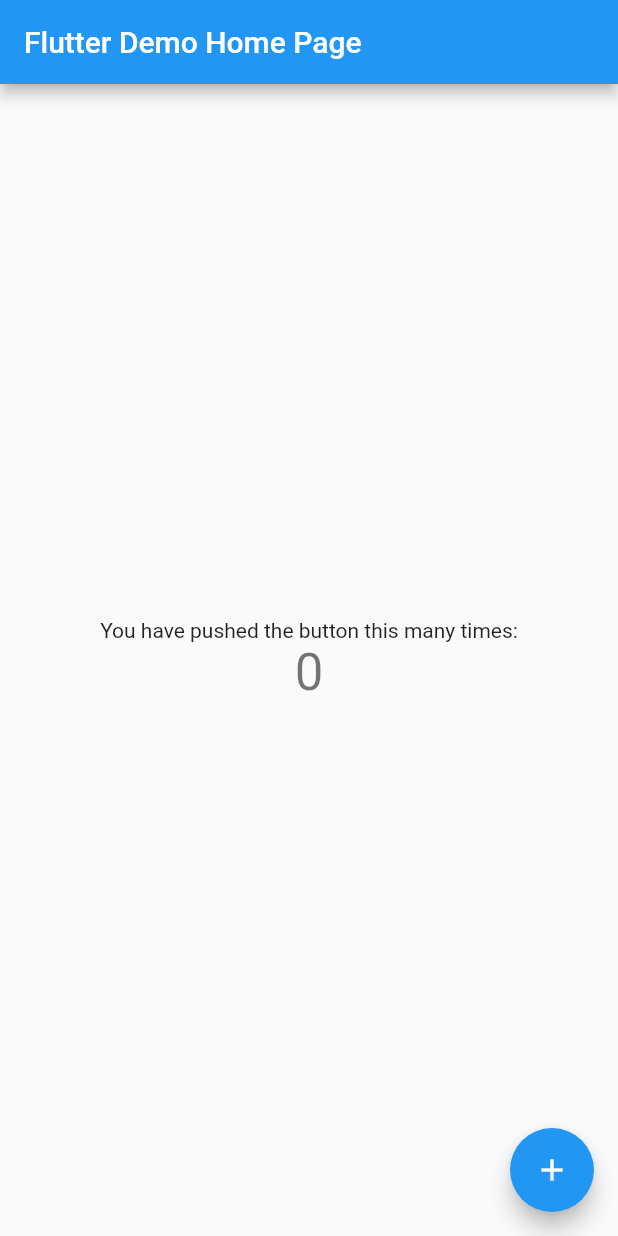
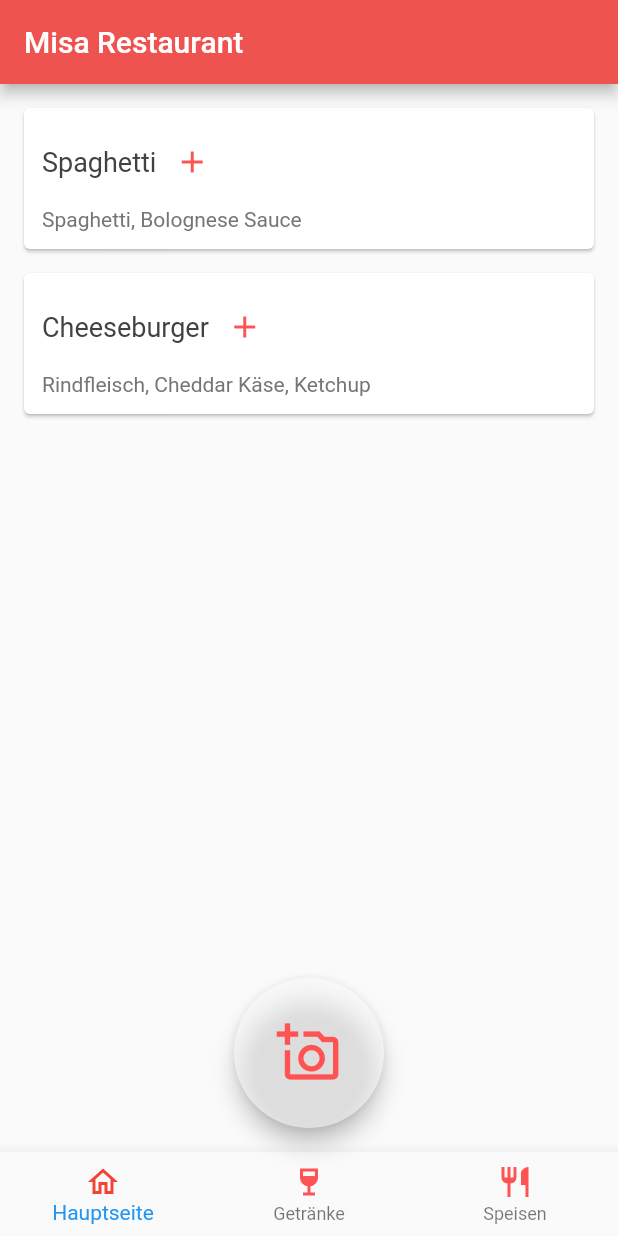
Before and after one commit to ivonnegattringer/Misa, a Flutter app: the screen it shows after launch, on a phone screen of 412 x 824 dp. Run offline on Flutter 3.47's test engine with Material 2 defaults, Android fonts, the phone set to English and light mode, and no system bars.

Commit message:
Frontend without rest/db

```diff
--- /dev/null
+++ b/clientapp/clientapp/lib/drink.dart
@@ -0,0 +1,9 @@
+class Drink{
+  String name;
+  double price;
+
+  Drink(String name, double price){
+    this.name = name;
+    this.price = price;
+  }
+}
--- /dev/null
+++ b/clientapp/clientapp/lib/food.dart
@@ -0,0 +1,11 @@
+class Food {
+  String name;
+  double price;
+  String ingredients;
+
+  Food(String name, double price, String ingredients){
+    this.name = name;
+    this.price = price;
+    this.ingredients = ingredients;
+  }
+}
--- /dev/null
+++ b/clientapp/clientapp/lib/food_card.dart
@@ -0,0 +1,47 @@
+import 'package:flutter/cupertino.dart';
+import 'package:flutter/material.dart';
+import 'food.dart';
+
+class FoodCard extends StatelessWidget {
+
+  final Food food;
+  FoodCard({this.food});
+
+  @override
+  Widget build(BuildContext context) {
+    return Card(
+        margin: EdgeInsets.fromLTRB(16.0, 16.0, 16.0, 0),
+        child: Padding(
+          padding: const EdgeInsets.all(12.0),
+          child: Column(
+            crossAxisAlignment: CrossAxisAlignment.stretch,
+            children: <Widget>[
+              Row(
+                children:[
+                  Text(food.name,
+                      style: TextStyle(
+                          fontSize: 18.0,
+                          color: Colors.grey[800]
+                      )
+                  ),
+                  IconButton(
+                    onPressed: () {},
+                    icon: Icon(Icons.add_outlined),
+                    color: Colors.redAccent,
+                  ),
+                ]
+              ),
+              SizedBox(height:6.0),
+              Text(
+                  food.ingredients,
+                  style: TextStyle(
+                      fontSize: 14.0,
+                      color: Colors.grey[600]
+                  )
+              )
+            ],
+          ),
+        )
+    );
+  }
+}
--- a/clientapp/clientapp/lib/main.dart
+++ b/clientapp/clientapp/lib/main.dart
@@ -1,117 +1,82 @@
+import 'package:flutter/cupertino.dart';
 import 'package:flutter/material.dart';
 
-void main() {
-  runApp(MyApp());
+import 'drink.dart';
+import 'food.dart';
+import 'food_card.dart';
+import 'order.dart';
+import 'table.dart';
+void main() => runApp(MaterialApp(
+    home: Home()
+));
+
+
+class Home extends StatefulWidget {
+  @override
+  _HomeState createState() => _HomeState();
 }
 
-class MyApp extends StatelessWidget {
-  // This widget is the root of your application.
+class _HomeState extends State<Home> {
+ // final databaseReference = Firestore.instance;
+
+  List<Food> foodsList = [
+    Food("Spaghetti", 7.50, "Spaghetti, Bolognese Sauce"),
+    Food("Cheeseburger", 3.00, "Rindfleisch, Cheddar Käse, Ketchup")
+  ];
+
   @override
   Widget build(BuildContext context) {
-    return MaterialApp(
-      title: 'Flutter Demo',
-      theme: ThemeData(
-        // This is the theme of your application.
-        //
-        // Try running your application with "flutter run". You'll see the
-        // application has a blue toolbar. Then, without quitting the app, try
-        // changing the primarySwatch below to Colors.green and then invoke
-        // "hot reload" (press "r" in the console where you ran "flutter run",
-        // or simply save your changes to "hot reload" in a Flutter IDE).
-        // Notice that the counter didn't reset back to zero; the application
-        // is not restarted.
-        primarySwatch: Colors.blue,
-        // This makes the visual density adapt to the platform that you run
-        // the app on. For desktop platforms, the controls will be smaller and
-        // closer together (more dense) than on mobile platforms.
-        visualDensity: VisualDensity.adaptivePlatformDensity,
-      ),
-      home: MyHomePage(title: 'Flutter Demo Home Page'),
+    return Scaffold(
+        appBar: AppBar(
+          title: Text('Misa Restaurant'),
+          backgroundColor: Colors.red[400],
+        ),
+        body: Column(
+            children:
+          /*  [Text('Registrieren Sie Ihren Tisch, indem sie ein Foto vom Objekt vor Ihnen machen!',
+                style: TextStyle(fontSize: 20.0, fontWeight: FontWeight.bold)),*/
+           foodsList.map((meal) => FoodCard(food: meal)).toList()
+            ),
+        bottomNavigationBar:
+        BottomNavigationBar(type: BottomNavigationBarType.fixed, items: [
+          BottomNavigationBarItem(
+            icon: Icon(
+              Icons.home_outlined,
+              color: Colors.red,
+            ),
+            label: "Hauptseite",
+          ),
+          BottomNavigationBarItem(
+              icon: Icon(
+                Icons.wine_bar_sharp,
+                color: Colors.redAccent,
+              ),
+              label: "Getränke",)
+    ,
+
+          BottomNavigationBarItem(
+              icon: Icon(
+                Icons.restaurant_sharp,
+                color: Colors.redAccent,
+              ),
+              label: "Speisen")
+        ]),
+        floatingActionButtonLocation: FloatingActionButtonLocation.centerFloat,
+        floatingActionButton: Container(
+            height: 100.0,
+            width: 100.0,
+            child: FittedBox(
+                child: FloatingActionButton(
+                  backgroundColor: Colors.white54,
+                  hoverColor: Colors.white38,
+                  child: Icon(
+                    Icons.add_a_photo_outlined,
+                    color: Colors.redAccent,
+                  ),
+                )
+            )
+        ),
+
     );
   }
 }
-
-class MyHomePage extends StatefulWidget {
-  MyHomePage({Key key, this.title}) : super(key: key);
-
-  // This widget is the home page of your application. It is stateful, meaning
-  // that it has a State object (defined below) that contains fields that affect
-  // how it looks.
-
-  // This class is the configuration for the state. It holds the values (in this
-  // case the title) provided by the parent (in this case the App widget) and
-  // used by the build method of the State. Fields in a Widget subclass are
-  // always marked "final".
-
-  final String title;
-
-  @override
-  _MyHomePageState createState() => _MyHomePageState();
-}
-
-class _MyHomePageState extends State<MyHomePage> {
-  int _counter = 0;
-
-  void _incrementCounter() {
-    setState(() {
-      // This call to setState tells the Flutter framework that something has
-      // changed in this State, which causes it to rerun the build method below
-      // so that the display can reflect the updated values. If we changed
-      // _counter without calling setState(), then the build method would not be
-      // called again, and so nothing would appear to happen.
-      _counter++;
-    });
-  }
-
-  @override
-  Widget build(BuildContext context) {
-    // This method is rerun every time setState is called, for instance as done
-    // by the _incrementCounter method above.
-    //
-    // The Flutter framework has been optimized to make rerunning build methods
-    // fast, so that you can just rebuild anything that needs updating rather
-    // than having to individually change instances of widgets.
-    return Scaffold(
-      appBar: AppBar(
-        // Here we take the value from the MyHomePage object that was created by
-        // the App.build method, and use it to set our appbar title.
-        title: Text(widget.title),
-      ),
-      body: Center(
-        // Center is a layout widget. It takes a single child and positions it
-        // in the middle of the parent.
-        child: Column(
-          // Column is also a layout widget. It takes a list of children and
-          // arranges them vertically. By default, it sizes itself to fit its
-          // children horizontally, and tries to be as tall as its parent.
-          //
-          // Invoke "debug painting" (press "p" in the console, choose the
-          // "Toggle Debug Paint" action from the Flutter Inspector in Android
-          // Studio, or the "Toggle Debug Paint" command in Visual Studio Code)
-          // to see the wireframe for each widget.
-          //
-          // Column has various properties to control how it sizes itself and
-          // how it positions its children. Here we use mainAxisAlignment to
-          // center the children vertically; the main axis here is the vertical
-          // axis because Columns are vertical (the cross axis would be
-          // horizontal).
-          mainAxisAlignment: MainAxisAlignment.center,
-          children: <Widget>[
-            Text(
-              'You have pushed the button this many times:',
-            ),
-            Text(
-              '$_counter',
-              style: Theme.of(context).textTheme.headline4,
-            ),
-          ],
-        ),
-      ),
-      floatingActionButton: FloatingActionButton(
-        onPressed: _incrementCounter,
-        tooltip: 'Increment',
-        child: Icon(Icons.add),
-      ), // This trailing comma makes auto-formatting nicer for build methods.
-    );
-  }
-}
--- /dev/null
+++ b/clientapp/clientapp/lib/order.dart
@@ -0,0 +1,19 @@
+import 'drink.dart';
+import 'food.dart';
+import 'table.dart';
+
+class Order{
+  DateTime created;
+  Table table;
+  List<Food> foods;
+  List<Drink> drinks;
+  bool done;
+
+  Order(DateTime created, Table table, List<Food> foods, List<Drink> drinks){
+    this.created = created;
+    this.table = table;
+    this.foods = foods;
+    this.drinks = drinks;
+    this.done = false;
+  }
+}
--- /dev/null
+++ b/clientapp/clientapp/lib/table.dart
@@ -0,0 +1,9 @@
+class Table{
+  String tableIdentifier;
+  int tableId;
+
+  Table(String tableIdentifier, int tableId){
+    this.tableIdentifier = tableIdentifier;
+    this.tableId = tableId;
+  }
+}
```
